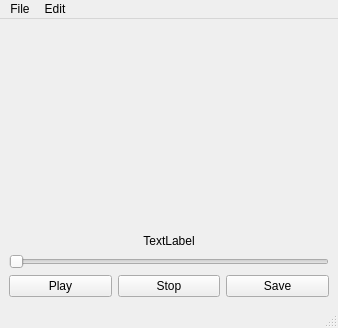
Old version of the form QCvVideo/mainwindow.ui in the repository rbbrnc/QTWidgets.
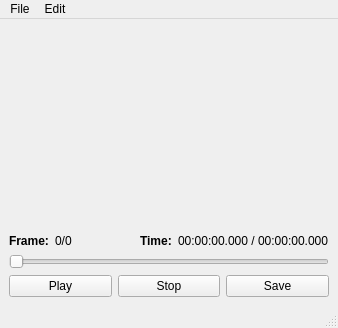
New version of the form. Custom widgets are drawn as their Qt base class.

```diff
--- a/QCvVideo/mainwindow.ui
+++ b/QCvVideo/mainwindow.ui
@@ -6,8 +6,8 @@
    <rect>
     <x>0</x>
     <y>0</y>
-    <width>328</width>
-    <height>325</height>
+    <width>333</width>
+    <height>327</height>
    </rect>
   </property>
   <widget class="QWidget" name="centralwidget">
@@ -29,14 +29,72 @@
      </widget>
     </item>
     <item>
-     <widget class="QLabel" name="framePosLabel">
-      <property name="text">
-       <string>TextLabel</string>
-      </property>
-      <property name="alignment">
-       <set>Qt::AlignCenter</set>
-      </property>
-     </widget>
+     <layout class="QHBoxLayout" name="horizontalLayout_2">
+      <item>
+       <widget class="QLabel" name="label_2">
+        <property name="sizePolicy">
+         <sizepolicy hsizetype="Fixed" vsizetype="Fixed">
+          <horstretch>0</horstretch>
+          <verstretch>0</verstretch>
+         </sizepolicy>
+        </property>
+        <property name="font">
+         <font>
+          <weight>75</weight>
+          <bold>true</bold>
+         </font>
+        </property>
+        <property name="text">
+         <string>Frame:</string>
+        </property>
+       </widget>
+      </item>
+      <item>
+       <widget class="QLabel" name="framesLabel">
+        <property name="sizePolicy">
+         <sizepolicy hsizetype="Preferred" vsizetype="Fixed">
+          <horstretch>0</horstretch>
+          <verstretch>0</verstretch>
+         </sizepolicy>
+        </property>
+        <property name="text">
+         <string>0/0</string>
+        </property>
+       </widget>
+      </item>
+      <item>
+       <widget class="QLabel" name="label">
+        <property name="sizePolicy">
+         <sizepolicy hsizetype="Fixed" vsizetype="Fixed">
+          <horstretch>0</horstretch>
+          <verstretch>0</verstretch>
+         </sizepolicy>
+        </property>
+        <property name="font">
+         <font>
+          <weight>75</weight>
+          <bold>true</bold>
+         </font>
+        </property>
+        <property name="text">
+         <string>Time:</string>
+        </property>
+       </widget>
+      </item>
+      <item>
+       <widget class="QLabel" name="timesLabel">
+        <property name="sizePolicy">
+         <sizepolicy hsizetype="Preferred" vsizetype="Fixed">
+          <horstretch>0</horstretch>
+          <verstretch>0</verstretch>
+         </sizepolicy>
+        </property>
+        <property name="text">
+         <string>00:00:00.000 / 00:00:00.000</string>
+        </property>
+       </widget>
+      </item>
+     </layout>
     </item>
     <item>
      <widget class="QSelectionSlider" name="frameSlider">
```
Left out of the diff: 2 changed lines with no effect on the pictures.
